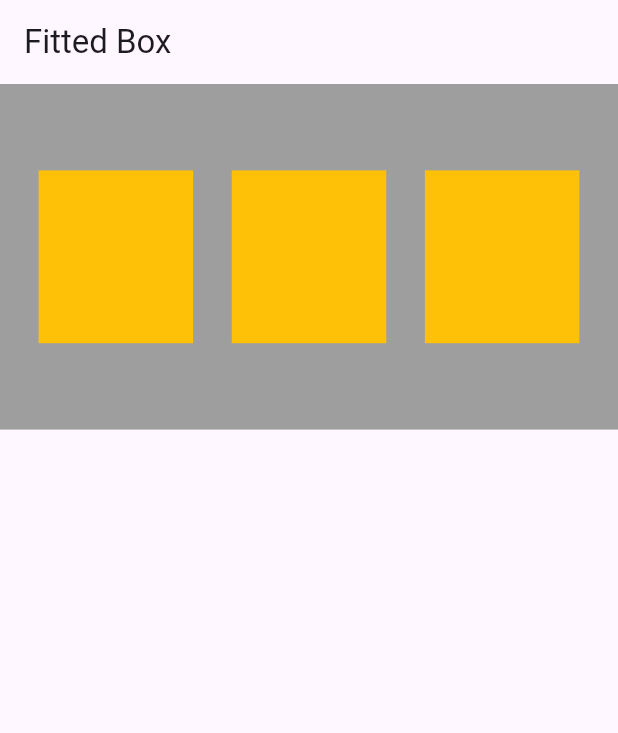
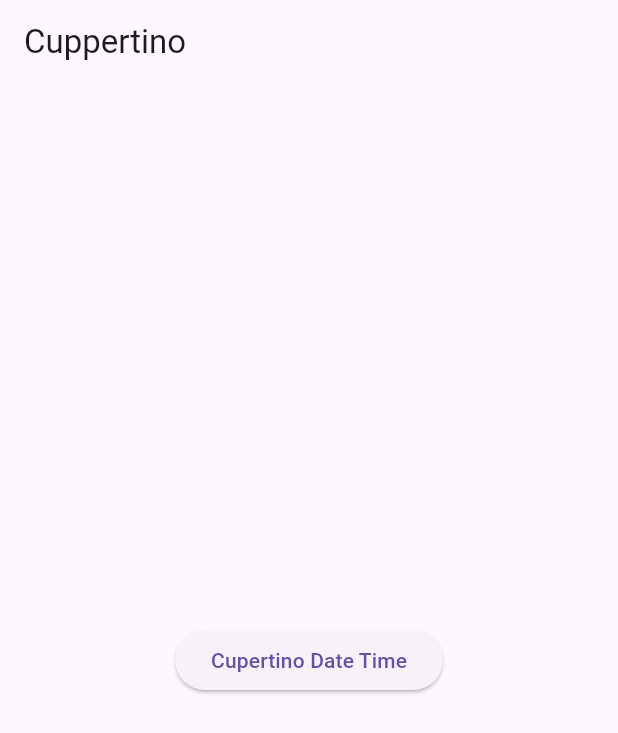
Before and after one commit to hafid-js/Learn-Flutter, a Flutter app: the screen it shows after launch, on a phone screen of 412 x 824 dp. Shown: the top 733 px of the screen. Run offline on Flutter 3.47's test engine with Material 3 defaults, Android fonts, the phone set to English and light mode, and no system bars.

Commit message:
Cupertino

```diff
--- a/lib/main.dart
+++ b/lib/main.dart
@@ -1,5 +1,7 @@
+import 'dart:io';
 import 'dart:math';
 
+import 'package:flutter/cupertino.dart';
 import 'package:flutter/material.dart';
 
 void main() {
@@ -9,54 +11,72 @@ void main() {
 class MyApp extends StatelessWidget {
   @override
   Widget build(BuildContext context) {
-    return MaterialApp(debugShowCheckedModeBanner: false, home: HomePage());
+    return MaterialApp(home: HomePage());
   }
 }
 
 class HomePage extends StatelessWidget {
   @override
   Widget build(BuildContext context) {
-    final widthApp = MediaQuery.of(context).size.width;
-    final heightApp = MediaQuery.of(context).size.height;
-    final paddingTop = MediaQuery.of(context).padding.top;
+    return Scaffold(
+      appBar: AppBar(title: Text('Cuppertino')),
+      body: Center(
+        child: ElevatedButton(
+          // onPressed: () {
+          //   child:
+          //   showDialog(
+          //     context: context,
+          //     builder: (context) {
+          //       return Platform.isIOS
+          //           ? CupertinoAlertDialog(
+          //               title: Text("Delete Item"),
+          //               content: Text("Are u sore to delete this item?"),
+          //               actions: [
+          //                 TextButton(onPressed: () {}, child: Text("No")),
+          //                 TextButton(onPressed: () {}, child: Text("Yes")),
+          //               ],
+          //             )
+          //           : AlertDialog(
+          //               title: Text("Delete Item"),
+          //               content: Text("Are u sore to delete this item?"),
+          //               actions: [
+          //                 TextButton(onPressed: () {}, child: Text("No")),
+          //                 TextButton(onPressed: () {}, child: Text("Yes")),
+          //               ],
+          //             );
+          //     },
+          //   );
+          // },
+          // child: Text("Alert Dialog"),
+          onPressed: () {
+            Platform.isAndroid
+                ? showDatePicker(
+                    context: context,
+                    initialDate: DateTime.now(),
+                    firstDate: DateTime(1998),
+                    lastDate: DateTime(2050),
+                  )
+                : showCupertinoModalPopup(
+                    context: context,
+                    builder: (context) {
+                      return Container(
+                        height: MediaQuery.of(context).size.height * 0.4,
+                        color: Colors.white,
+                        child: CupertinoDatePicker(
+                          mode: CupertinoDatePickerMode.date,
+                        onDateTimeChanged: (datetime) {
+                          print(datetime);
+                        },
+                        initialDateTime: DateTime.now(),
+                      ),
+                      );
+                    },
+                  );
+          },
+           child: Text("Cupertino Date Time"),
+        ),
 
-    final myAppBar = AppBar(title: Text("Fitted Box"));
-
-    final heightBody = heightApp - paddingTop - myAppBar.preferredSize.height;
-    return Scaffold(
-      appBar: myAppBar,
-      body: Container(
-          width: widthApp,
-          height: heightBody * 0.3,
-          color: Colors.grey,
-          child: Row(
-            mainAxisAlignment: MainAxisAlignment.spaceEvenly,
-            children: [
-              MyContainer(widthApp, heightBody),
-              MyContainer(widthApp, heightBody),
-              MyContainer(widthApp, heightBody),
-            ],
-          ),
-        )
-        );
-  }
-}
-
-class MyContainer extends StatelessWidget {
-      final double widthApp;
-      final double heightApp;
-    MyContainer(this.widthApp, this.heightApp);
-
-  @override
-  Widget build(BuildContext context) {
-    return LayoutBuilder(
-      builder: (context, constraints){
-      return Container(
-      width: widthApp * 0.25,
-      height: constraints.maxHeight * 0.5,
-      color: Colors.amber,
-    );
-      }
+      ),
     );
   }
 }
```
